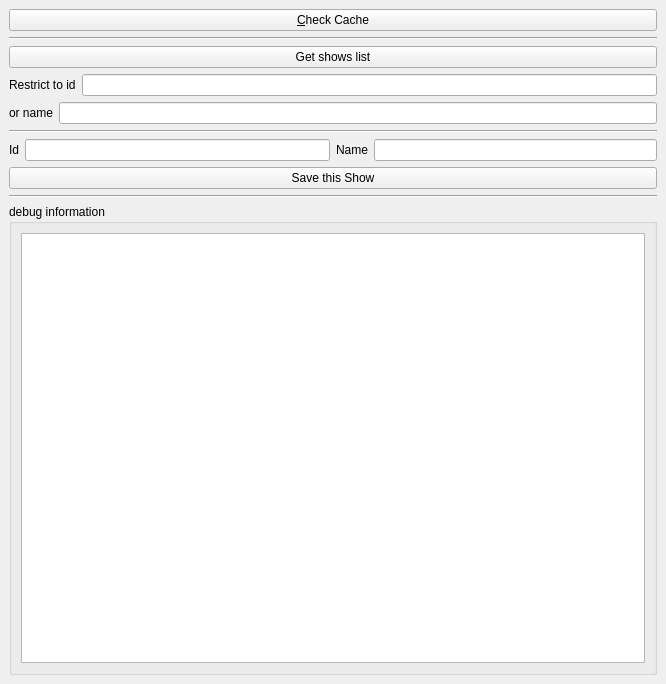
The window that playground/Cache/ui/mainwindow.ui (gilcn/nextshows) describes before a commit, drawn with Qt 5.
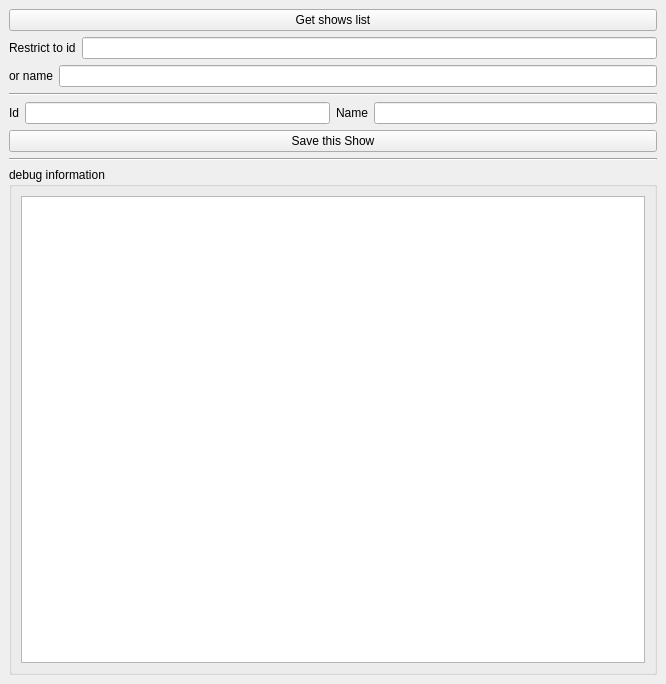
The same window after the commit.

The edit to the form file:
```diff
--- a/playground/Cache/ui/mainwindow.ui
+++ b/playground/Cache/ui/mainwindow.ui
@@ -15,33 +15,13 @@
   <widget class="QWidget" name="centralwidget" >
    <layout class="QGridLayout" name="gridLayout_3" >
     <item row="0" column="0" colspan="2" >
-     <widget class="QPushButton" name="btnCheckCache" >
-      <property name="enabled" >
-       <bool>true</bool>
-      </property>
-      <property name="text" >
-       <string>&amp;Check Cache</string>
-      </property>
-      <property name="flat" >
-       <bool>false</bool>
-      </property>
-     </widget>
-    </item>
-    <item row="1" column="0" colspan="2" >
-     <widget class="Line" name="line" >
-      <property name="orientation" >
-       <enum>Qt::Horizontal</enum>
-      </property>
-     </widget>
-    </item>
-    <item row="2" column="0" colspan="2" >
      <widget class="QPushButton" name="btnListShow" >
       <property name="text" >
        <string>Get shows list</string>
       </property>
      </widget>
     </item>
-    <item row="3" column="0" colspan="2" >
+    <item row="1" column="0" colspan="2" >
      <layout class="QHBoxLayout" name="horizontalLayout" >
       <item>
        <widget class="QLabel" name="label" >
@@ -55,7 +35,7 @@
       </item>
      </layout>
     </item>
-    <item row="4" column="0" colspan="2" >
+    <item row="2" column="0" colspan="2" >
      <layout class="QHBoxLayout" name="horizontalLayout_2" >
       <item>
        <widget class="QLabel" name="label_2" >
@@ -69,14 +49,14 @@
       </item>
      </layout>
     </item>
-    <item row="5" column="0" colspan="2" >
+    <item row="3" column="0" colspan="2" >
      <widget class="Line" name="line_2" >
       <property name="orientation" >
        <enum>Qt::Horizontal</enum>
       </property>
      </widget>
     </item>
-    <item row="6" column="0" >
+    <item row="4" column="0" >
      <layout class="QHBoxLayout" name="horizontalLayout_3" >
       <item>
        <widget class="QLabel" name="label_3" >
@@ -90,7 +70,7 @@
       </item>
      </layout>
     </item>
-    <item row="6" column="1" >
+    <item row="4" column="1" >
      <layout class="QHBoxLayout" name="horizontalLayout_4" >
       <item>
        <widget class="QLabel" name="label_4" >
@@ -104,21 +84,21 @@
       </item>
      </layout>
     </item>
-    <item row="7" column="0" colspan="2" >
+    <item row="5" column="0" colspan="2" >
      <widget class="QPushButton" name="btnSaveShow" >
       <property name="text" >
        <string>Save this Show</string>
       </property>
      </widget>
     </item>
-    <item row="8" column="0" colspan="2" >
+    <item row="6" column="0" colspan="2" >
      <widget class="Line" name="line_3" >
       <property name="orientation" >
        <enum>Qt::Horizontal</enum>
       </property>
      </widget>
     </item>
-    <item row="9" column="0" colspan="2" >
+    <item row="7" column="0" colspan="2" >
      <widget class="QGroupBox" name="groupBox_2" >
       <property name="title" >
        <string>debug information</string>
```
